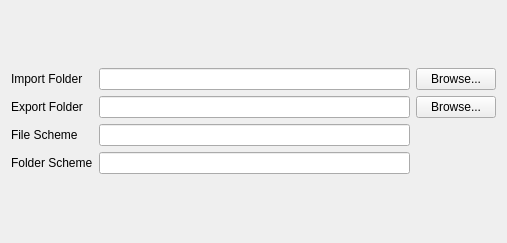
Qt form settings/settingswindow.ui (trafficman/commcut) before a commit.
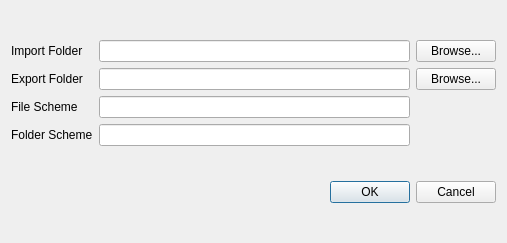
The same form after that commit.

Commit message: #6, implement basic file naming scheme saving to settings.json

```diff
--- a/settings/settingswindow.ui
+++ b/settings/settingswindow.ui
@@ -80,6 +80,16 @@
      </item>
     </layout>
    </item>
+   <item>
+    <widget class="QDialogButtonBox" name="buttonBox">
+     <property name="standardButtons">
+      <set>QDialogButtonBox::StandardButton::Cancel|QDialogButtonBox::StandardButton::Ok</set>
+     </property>
+     <property name="centerButtons">
+      <bool>false</bool>
+     </property>
+    </widget>
+   </item>
   </layout>
  </widget>
  <resources/>
```
The commit also changes 1 other file.
